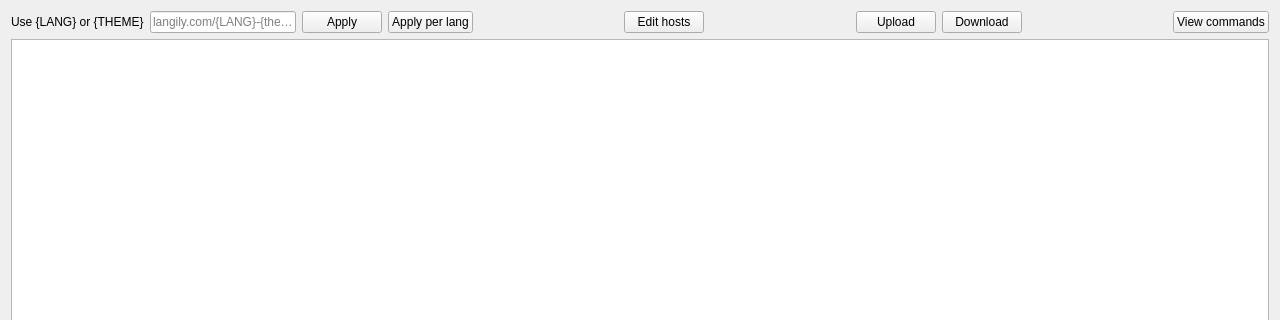
Qt form WebsiteEmpire/gui/panes/PaneDomains.ui (icingerpower/WebsiteEmpire2) before a commit; both pictures show x 0 to 1280 and y 0 to 320 of the 1280 by 760 pixel window.
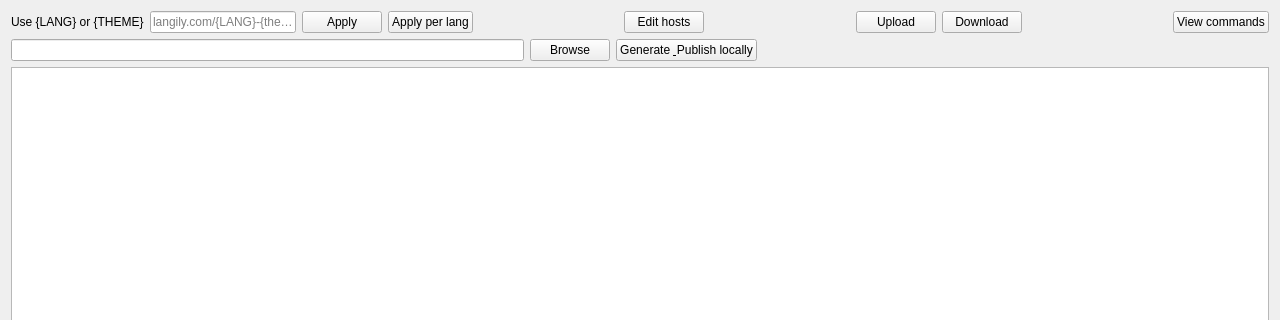
The same form after that commit.

```diff
--- a/WebsiteEmpire/gui/panes/PaneDomains.ui
+++ b/WebsiteEmpire/gui/panes/PaneDomains.ui
@@ -116,6 +116,44 @@
      </item>
     </layout>
    </item>
+   <item>
+    <layout class="QHBoxLayout" name="horizontalLayout_2">
+     <item>
+      <widget class="QLineEdit" name="lineEditPathLocalDeploy">
+       <property name="readOnly">
+        <bool>true</bool>
+       </property>
+      </widget>
+     </item>
+     <item>
+      <widget class="QPushButton" name="buttonBrowseLocally">
+       <property name="text">
+        <string>Browse</string>
+       </property>
+      </widget>
+     </item>
+     <item>
+      <widget class="QPushButton" name="buttonDeployLocally">
+       <property name="text">
+        <string>Generate &amp; Publish locally</string>
+       </property>
+      </widget>
+     </item>
+     <item>
+      <spacer name="horizontalSpacer_4">
+       <property name="orientation">
+        <enum>Qt::Orientation::Horizontal</enum>
+       </property>
+       <property name="sizeHint" stdset="0">
+        <size>
+         <width>40</width>
+         <height>20</height>
+        </size>
+       </property>
+      </spacer>
+     </item>
+    </layout>
+   </item>
    <item>
     <widget class="QTableView" name="tableViewEngine">
      <property name="selectionMode">
```
